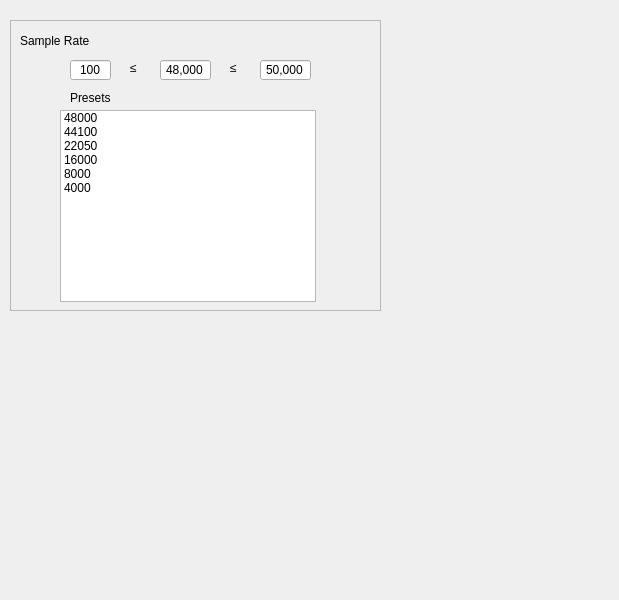
Old version of the form gui/qtdesigner/SamplingRateWidget.ui in the repository wyattduber/CyDAQ.
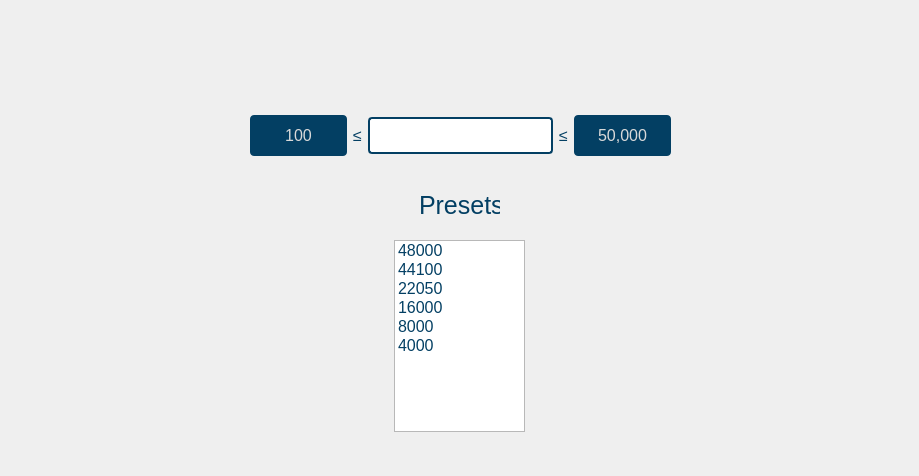
New version of the form.

Commit message: Sampling Rate UI Done

```diff
--- a/gui/qtdesigner/SamplingRateWidget.ui
+++ b/gui/qtdesigner/SamplingRateWidget.ui
@@ -6,174 +6,158 @@
    <rect>
     <x>0</x>
     <y>0</y>
-    <width>619</width>
-    <height>600</height>
+    <width>919</width>
+    <height>476</height>
    </rect>
   </property>
+  <property name="minimumSize">
+   <size>
+    <width>919</width>
+    <height>476</height>
+   </size>
+  </property>
+  <property name="maximumSize">
+   <size>
+    <width>919</width>
+    <height>476</height>
+   </size>
+  </property>
   <property name="windowTitle">
    <string>Form</string>
   </property>
-  <widget class="QLabel" name="sampleRateLabel">
+  <property name="styleSheet">
+   <string notr="true">QWidget {
+	font-family: &quot;Segoe UI&quot;;
+	font-size: 16px;
+	color: #033f63;
+}
+
+QPushButton {
+	background-color: #033f63;
+	color: #d9d9d9;
+	border-radius: 4px;
+	padding: 8px 21px;
+	text-align: center;
+}
+
+QLineEdit {
+	border-radius: 4px;
+	border: 2px solid #033f63;
+	padding: 4px 8px;
+	height: 25px;
+}
+
+#presets_label {
+	font-size: 25px;
+}
+
+#sample_rate_min_btn, #sample_rate_max_btn {
+	width: 55px;
+	height: 25px; 
+}</string>
+  </property>
+  <widget class="QLabel" name="presets_label">
    <property name="geometry">
     <rect>
-     <x>20</x>
-     <y>30</y>
-     <width>261</width>
-     <height>21</height>
+     <x>419</x>
+     <y>190</y>
+     <width>81</width>
+     <height>31</height>
     </rect>
    </property>
    <property name="text">
-    <string>Sample Rate</string>
+    <string>Presets</string>
    </property>
   </widget>
-  <widget class="QFrame" name="sampleRateFrame">
+  <widget class="QListWidget" name="sample_rate_presets">
    <property name="geometry">
     <rect>
-     <x>10</x>
-     <y>20</y>
-     <width>371</width>
-     <height>291</height>
+     <x>394</x>
+     <y>240</y>
+     <width>131</width>
+     <height>192</height>
     </rect>
    </property>
-   <property name="frameShape">
-    <enum>QFrame::StyledPanel</enum>
-   </property>
-   <property name="frameShadow">
-    <enum>QFrame::Raised</enum>
-   </property>
-   <widget class="QLabel" name="lessThan1Sample">
-    <property name="geometry">
-     <rect>
-      <x>120</x>
-      <y>40</y>
-      <width>16</width>
-      <height>16</height>
-     </rect>
-    </property>
+   <item>
     <property name="text">
-     <string>≤</string>
+     <string>48000</string>
     </property>
-   </widget>
-   <widget class="QLabel" name="lessThan2Sample">
-    <property name="geometry">
-     <rect>
-      <x>220</x>
-      <y>40</y>
-      <width>16</width>
-      <height>16</height>
-     </rect>
-    </property>
+   </item>
+   <item>
     <property name="text">
-     <string>≤</string>
+     <string>44100</string>
     </property>
-   </widget>
-   <widget class="QLineEdit" name="min_sample_rate_box">
-    <property name="geometry">
-     <rect>
-      <x>60</x>
-      <y>40</y>
-      <width>41</width>
-      <height>20</height>
-     </rect>
-    </property>
+   </item>
+   <item>
     <property name="text">
-     <string>100</string>
+     <string>22050</string>
     </property>
-    <property name="alignment">
-     <set>Qt::AlignCenter</set>
-    </property>
-    <property name="readOnly">
-     <bool>true</bool>
-    </property>
-   </widget>
-   <widget class="QLineEdit" name="input_sample_rate_box">
-    <property name="geometry">
-     <rect>
-      <x>150</x>
-      <y>40</y>
-      <width>51</width>
-      <height>20</height>
-     </rect>
-    </property>
+   </item>
+   <item>
     <property name="text">
-     <string>48,000</string>
+     <string>16000</string>
     </property>
-    <property name="alignment">
-     <set>Qt::AlignCenter</set>
-    </property>
-   </widget>
-   <widget class="QLineEdit" name="max_sample_rate_box">
-    <property name="geometry">
-     <rect>
-      <x>250</x>
-      <y>40</y>
-      <width>51</width>
-      <height>20</height>
-     </rect>
-    </property>
+   </item>
+   <item>
     <property name="text">
-     <string>50,000</string>
+     <string>8000</string>
     </property>
-    <property name="alignment">
-     <set>Qt::AlignCenter</set>
-    </property>
-    <property name="readOnly">
-     <bool>true</bool>
-    </property>
-   </widget>
-   <widget class="QLabel" name="label_2">
-    <property name="geometry">
-     <rect>
-      <x>60</x>
-      <y>70</y>
-      <width>221</width>
-      <height>16</height>
-     </rect>
-    </property>
+   </item>
+   <item>
     <property name="text">
-     <string>Presets</string>
+     <string>4000</string>
     </property>
-   </widget>
-   <widget class="QListWidget" name="sample_rate_presets">
-    <property name="geometry">
-     <rect>
-      <x>50</x>
-      <y>90</y>
-      <width>256</width>
-      <height>192</height>
-     </rect>
-    </property>
+   </item>
+  </widget>
+  <widget class="QWidget" name="horizontalLayoutWidget_2">
+   <property name="geometry">
+    <rect>
+     <x>250</x>
+     <y>110</y>
+     <width>421</width>
+     <height>51</height>
+    </rect>
+   </property>
+   <layout class="QHBoxLayout" name="horizontalLayout">
     <item>
-     <property name="text">
-      <string>48000</string>
-     </property>
+     <widget class="QPushButton" name="sample_rate_min_btn">
+      <property name="text">
+       <string>100</string>
+      </property>
+     </widget>
     </item>
     <item>
-     <property name="text">
-      <string>44100</string>
-     </property>
+     <widget class="QLabel" name="lessThan1Sample">
+      <property name="text">
+       <string>≤</string>
+      </property>
+     </widget>
     </item>
     <item>
-     <property name="text">
-      <string>22050</string>
-     </property>
+     <widget class="QLineEdit" name="sample_rate_input">
+      <property name="text">
+       <string/>
+      </property>
+      <property name="alignment">
+       <set>Qt::AlignCenter</set>
+      </property>
+     </widget>
     </item>
     <item>
-     <property name="text">
-      <string>16000</string>
-     </property>
+     <widget class="QLabel" name="lessThan2Sample">
+      <property name="text">
+       <string>≤</string>
+      </property>
+     </widget>
     </item>
     <item>
-     <property name="text">
-      <string>8000</string>
-     </property>
+     <widget class="QPushButton" name="sample_rate_max_btn">
+      <property name="text">
+       <string>50,000</string>
+      </property>
+     </widget>
     </item>
-    <item>
-     <property name="text">
-      <string>4000</string>
-     </property>
-    </item>
-   </widget>
+   </layout>
   </widget>
  </widget>
  <resources/>
```
The commit also changes 1 other file.
